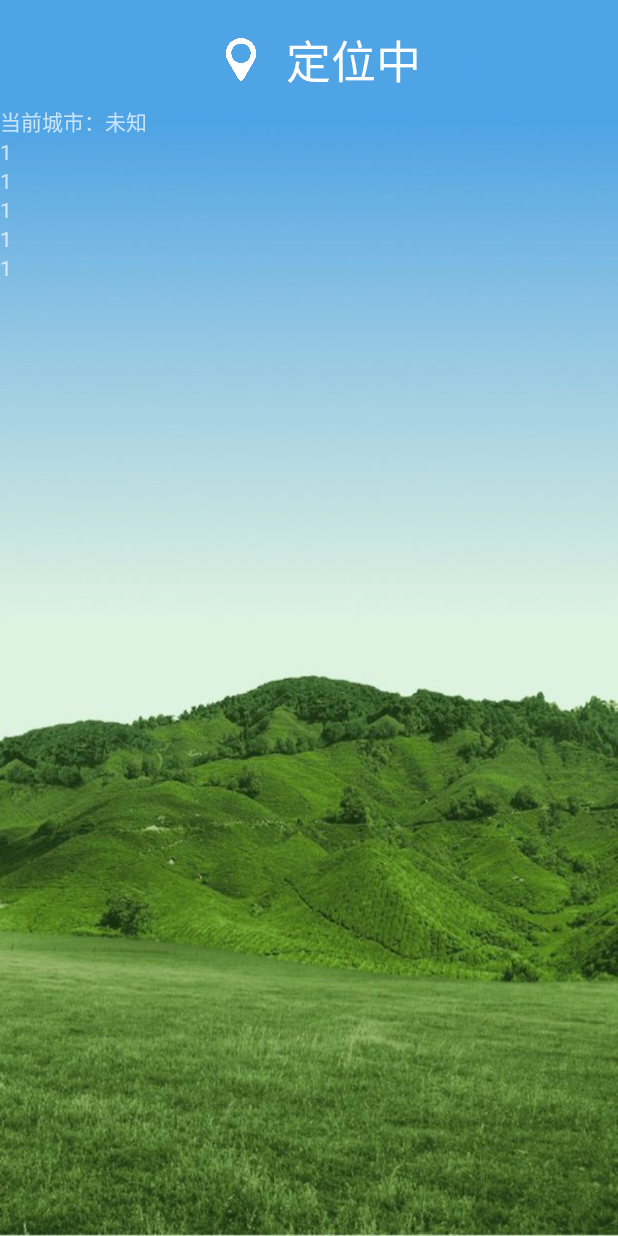
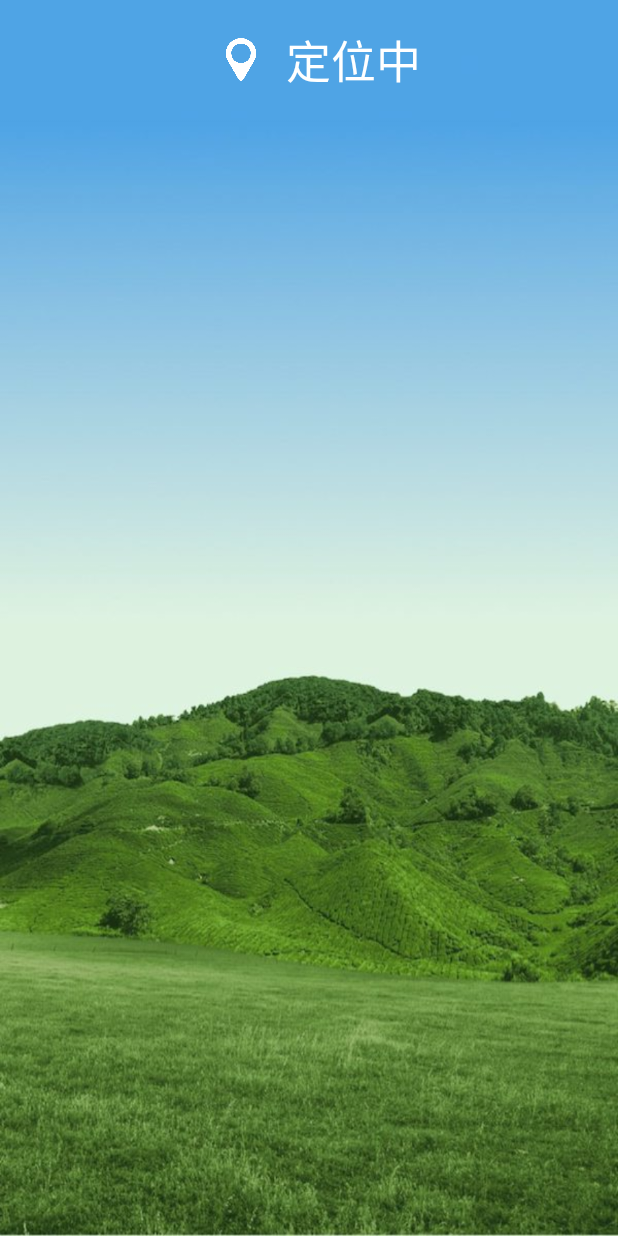
Before and after one commit to PythonXQ/AndroidPracticum_xq, an Android app: the screen it shows after launch (MainActivity), on a phone screen of 412 x 824 dp. Run offline under Robolectric (Android 15) with nearby library versions, the phone set to English and light mode, and no system bars.

Commit message:
6.12天气预报2.0

```diff
--- a/app/src/main/AndroidManifest.xml
+++ b/app/src/main/AndroidManifest.xml
@@ -26,6 +26,7 @@
     <!-- 访问手机当前状态, 需要某些信息用于网络定位 -->
     <uses-permission android:name="android.permission.READ_PHONE_STATE" />
 
+    <!--改变theme，使程序无法显示顶部标题栏-->
     <application
         android:allowBackup="true"
         android:icon="@mipmap/ic_launcher"
@@ -37,7 +38,9 @@
 
     >
 
-        <activity android:name=".MainActivity">
+        <activity android:name=".MainActivity"
+
+            >
             <intent-filter>
                 <action android:name="android.intent.action.MAIN" />
 
--- a/app/src/main/java/cn/edu/bzu/androidpracticum_xq/MainActivity.java
+++ b/app/src/main/java/cn/edu/bzu/androidpracticum_xq/MainActivity.java
@@ -8,9 +8,12 @@ import android.location.LocationListener;
 import android.location.LocationManager;
 import android.support.v4.app.ActivityCompat;
 import android.support.v4.content.ContextCompat;
+import android.support.v7.app.ActionBar;
 import android.support.v7.app.AppCompatActivity;
 import android.os.Bundle;
 import android.util.Log;
+import android.view.View;
+import android.view.WindowManager;
 import android.widget.LinearLayout;
 import android.widget.TextView;
 import android.widget.Toast;
@@ -46,12 +49,42 @@ public class MainActivity extends AppCompatActivity {
     protected void onCreate(Bundle savedInstanceState) {
         super.onCreate(savedInstanceState);
         setContentView(R.layout.activity_main);
+
+        //sss
+
+
+        //hideActionBar();
+       // setFullScreen();
+
+        //sss
+
         init(); //初始化
         setPermission();//动态权限
-        //map();//定位
+       // map();//定位
         //initData("滨州市");
         getHour();//根据时间换背景
     }
+
+
+
+    /**
+     * hide action bar
+     */
+    private void hideActionBar() {
+        // Hide UI
+        ActionBar actionBar = getSupportActionBar();
+        if (actionBar != null) {
+            actionBar.hide();
+        }
+    }
+
+    /**
+     * set the activity display in full screen
+     */
+    private void setFullScreen() {
+        this.getWindow().setFlags(WindowManager.LayoutParams.FLAG_FULLSCREEN, WindowManager.LayoutParams.FLAG_FULLSCREEN);
+    }
+
 
 
     private void getHour() {
@@ -158,7 +191,7 @@ public class MainActivity extends AppCompatActivity {
                         Log.i("cs", "解析信息" + String.valueOf(obj));
                         String city = obj.getString("city");
                         Log.i("cs", "当前城市：" + city);
-                        text_city.setText("111111");
+                        text_city.setText(city);
                         initData(city);
                     }
                 } catch (JSONException e) {
--- a/app/src/main/res/layout/activity_main.xml
+++ b/app/src/main/res/layout/activity_main.xml
@@ -7,50 +7,13 @@
     tools:context=".MainActivity"
     android:orientation="vertical"
     android:background="@drawable/previe_default_themes_2"
-    android:id="@+id/back">
+    android:id="@+id/back"
+    >
 
     <include layout="@layout/title"/>
-    <TextView
-        android:id="@+id/text"
-        android:layout_width="wrap_content"
-        android:layout_height="wrap_content"
-        android:text="当前城市：未知"
-        />
 
-    <TextView
-        android:id="@+id/text1"
-        android:layout_width="wrap_content"
-        android:layout_height="wrap_content"
-        android:text="1"
-        />
 
-    <TextView
-        android:id="@+id/t2"
-        android:layout_width="wrap_content"
-        android:layout_height="wrap_content"
-        android:text="1"
-        />
 
-    <TextView
-        android:id="@+id/text3"
-        android:layout_width="wrap_content"
-        android:layout_height="wrap_content"
-        android:text="1"
-        />
-
-    <TextView
-        android:id="@+id/text4"
-        android:layout_width="wrap_content"
-        android:layout_height="wrap_content"
-        android:text="1"
-        />
-
-    <TextView
-        android:id="@+id/text5"
-        android:layout_width="wrap_content"
-        android:layout_height="wrap_content"
-        android:text="1"
-        />
 
 
 </LinearLayout>
```
